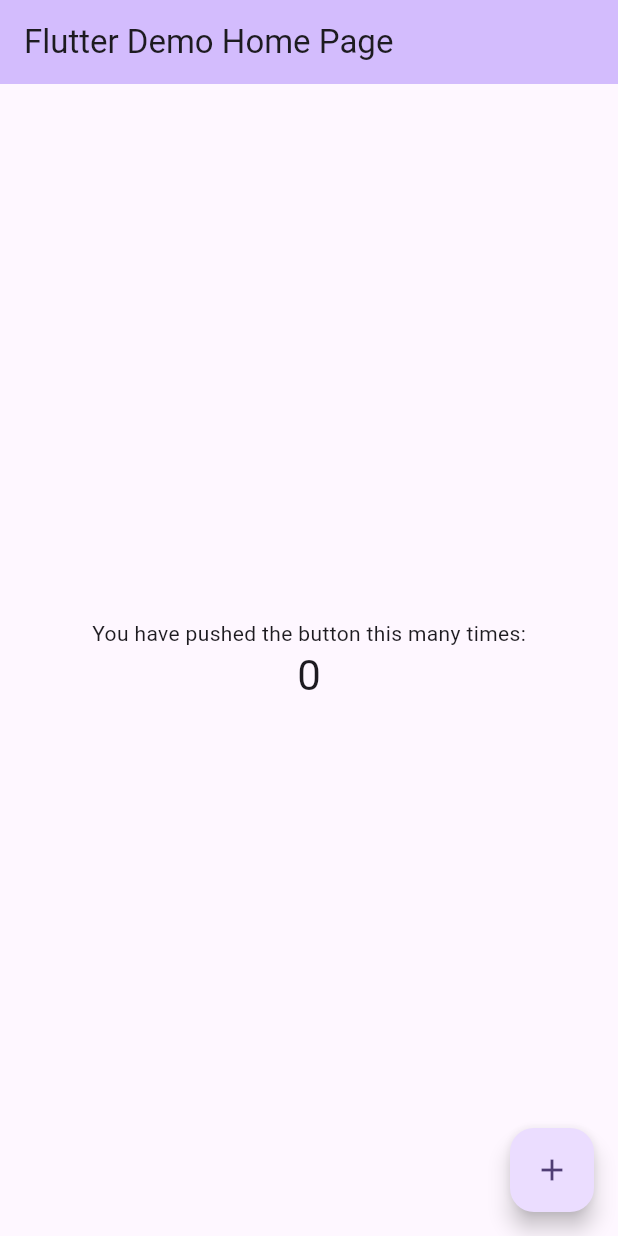
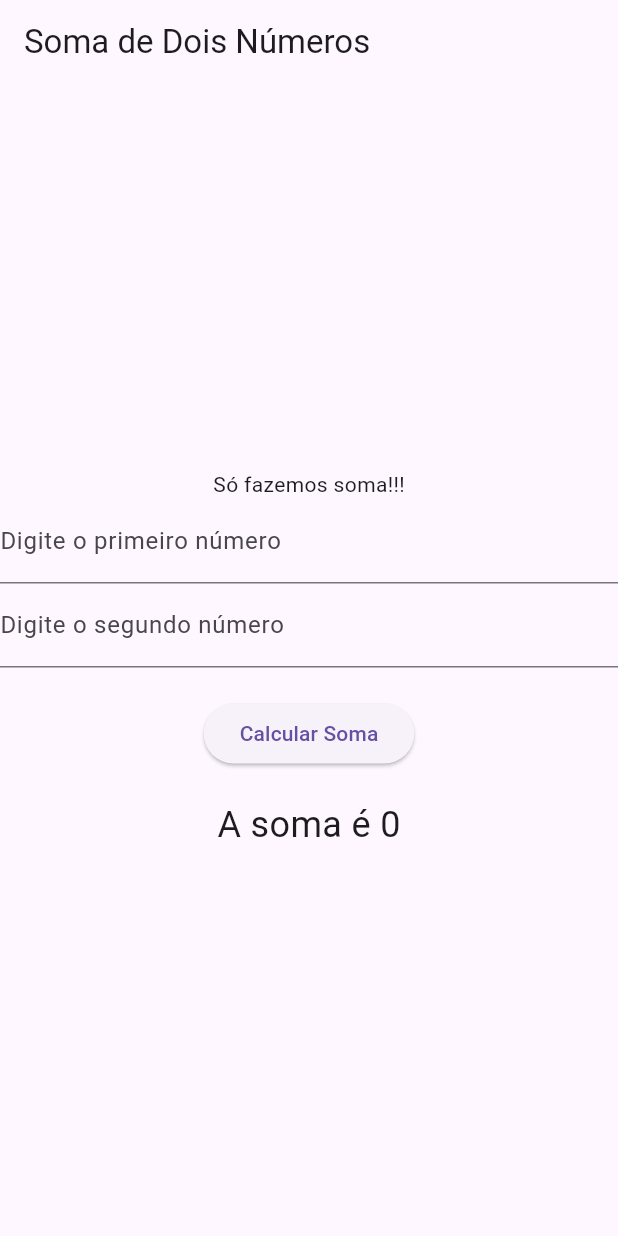
Before and after one commit to logirardi1/ADS, a Flutter app: the screen it shows after launch, on a phone screen of 412 x 824 dp. Run offline on Flutter 3.47's test engine with Material 3 defaults, Android fonts, the phone set to English and light mode, and no system bars.

Commit message:
dart class 1

```diff
--- a/TWM - Técnicas Avançadas Web e Mobile/ABR/aula_01/lib/main.dart
+++ b/TWM - Técnicas Avançadas Web e Mobile/ABR/aula_01/lib/main.dart
@@ -1,125 +1,177 @@
 import 'package:flutter/material.dart';
 
+
+
 void main() {
-  runApp(const MyApp());
+
+  runApp(const CalculadoraSimples());
+
 }
 
-class MyApp extends StatelessWidget {
-  const MyApp({super.key});
 
-  // This widget is the root of your application.
+
+class CalculadoraSimples extends StatelessWidget {
+
+  const CalculadoraSimples({super.key});
+
+
+
   @override
+
   Widget build(BuildContext context) {
+
     return MaterialApp(
-      title: 'Flutter Demo',
+
+      title: 'Soma de Dois Números',
+
       theme: ThemeData(
-        // This is the theme of your application.
-        //
-        // TRY THIS: Try running your application with "flutter run". You'll see
-        // the application has a blue toolbar. Then, without quitting the app,
-        // try changing the seedColor in the colorScheme below to Colors.green
-        // and then invoke "hot reload" (save your changes or press the "hot
-        // reload" button in a Flutter-supported IDE, or press "r" if you used
-        // the command line to start the app).
-        //
-        // Notice that the counter didn't reset back to zero; the application
-        // state is not lost during the reload. To reset the state, use hot
-        // restart instead.
-        //
-        // This works for code too, not just values: Most code changes can be
-        // tested with just a hot reload.
-        colorScheme: ColorScheme.fromSeed(seedColor: Colors.deepPurple),
-        useMaterial3: true,
+
+        primarySwatch: Colors.blue,
+
       ),
-      home: const MyHomePage(title: 'Flutter Demo Home Page'),
+
+      home: const SomaNumeros(),
+
     );
+
   }
+
 }
 
-class MyHomePage extends StatefulWidget {
-  const MyHomePage({super.key, required this.title});
 
-  // This widget is the home page of your application. It is stateful, meaning
-  // that it has a State object (defined below) that contains fields that affect
-  // how it looks.
 
-  // This class is the configuration for the state. It holds the values (in this
-  // case the title) provided by the parent (in this case the App widget) and
-  // used by the build method of the State. Fields in a Widget subclass are
-  // always marked "final".
+class SomaNumeros extends StatefulWidget {
 
-  final String title;
+  const SomaNumeros({super.key});
+
+
 
   @override
-  State<MyHomePage> createState() => _MyHomePageState();
+
+  SomaNumerosState createState() => SomaNumerosState();
+
 }
 
-class _MyHomePageState extends State<MyHomePage> {
-  int _counter = 0;
 
-  void _incrementCounter() {
+
+class SomaNumerosState extends State<SomaNumeros> {
+
+  final TextEditingController _num1Controller = TextEditingController();
+
+  final TextEditingController _num2Controller = TextEditingController();
+
+
+
+  int _sum = 0;
+
+
+
+  void _calculateSum() {
+
+    int num1 = int.parse(_num1Controller.text);
+
+    int num2 = int.parse(_num2Controller.text);
+
     setState(() {
-      // This call to setState tells the Flutter framework that something has
-      // changed in this State, which causes it to rerun the build method below
-      // so that the display can reflect the updated values. If we changed
-      // _counter without calling setState(), then the build method would not be
-      // called again, and so nothing would appear to happen.
-      _counter++;
+
+      _sum = num1 + num2;
+
     });
+
   }
 
+
+
   @override
+
   Widget build(BuildContext context) {
-    // This method is rerun every time setState is called, for instance as done
-    // by the _incrementCounter method above.
-    //
-    // The Flutter framework has been optimized to make rerunning build methods
-    // fast, so that you can just rebuild anything that needs updating rather
-    // than having to individually change instances of widgets.
+
     return Scaffold(
+
       appBar: AppBar(
-        // TRY THIS: Try changing the color here to a specific color (to
-        // Colors.amber, perhaps?) and trigger a hot reload to see the AppBar
-        // change color while the other colors stay the same.
-        backgroundColor: Theme.of(context).colorScheme.inversePrimary,
-        // Here we take the value from the MyHomePage object that was created by
-        // the App.build method, and use it to set our appbar title.
-        title: Text(widget.title),
+
+        title: const Text('Soma de Dois Números'),
+
       ),
+
       body: Center(
-        // Center is a layout widget. It takes a single child and positions it
-        // in the middle of the parent.
+
         child: Column(
-          // Column is also a layout widget. It takes a list of children and
-          // arranges them vertically. By default, it sizes itself to fit its
-          // children horizontally, and tries to be as tall as its parent.
-          //
-          // Column has various properties to control how it sizes itself and
-          // how it positions its children. Here we use mainAxisAlignment to
-          // center the children vertically; the main axis here is the vertical
-          // axis because Columns are vertical (the cross axis would be
-          // horizontal).
-          //
-          // TRY THIS: Invoke "debug painting" (choose the "Toggle Debug Paint"
-          // action in the IDE, or press "p" in the console), to see the
-          // wireframe for each widget.
+
           mainAxisAlignment: MainAxisAlignment.center,
+
           children: <Widget>[
-            const Text(
-              'You have pushed the button this many times:',
+
+            // primeiro elemento da lista
+
+            const Text('Só fazemos soma!!!'),
+
+            // segundo elemento da lista
+
+            TextField(
+
+              controller: _num1Controller,
+
+              keyboardType: TextInputType.number,
+
+              decoration: const InputDecoration(
+
+                labelText: 'Digite o primeiro número',
+
+              ),
+
             ),
+
+            // terceiro elemento da lista
+
+            TextField(
+
+              controller: _num2Controller,
+
+              keyboardType: TextInputType.number,
+
+              decoration: const InputDecoration(
+
+                labelText: 'Digite o segundo número',
+
+              ),
+
+            ),
+
+            // quarto elemento da lista
+
+            const SizedBox(height: 20),
+
+            // quinto elemento da lista
+
+            ElevatedButton(
+
+              onPressed: _calculateSum,
+
+              child: const Text('Calcular Soma'),
+
+            ),
+
+            // sexto elemento da lista
+
+            const SizedBox(height: 20),
+
             Text(
-              '$_counter',
-              style: Theme.of(context).textTheme.headlineMedium,
+
+              'A soma é $_sum',
+
+              style: const TextStyle(fontSize: 24),
+
             ),
+
           ],
+
         ),
+
       ),
-      floatingActionButton: FloatingActionButton(
-        onPressed: _incrementCounter,
-        tooltip: 'Increment',
-        child: const Icon(Icons.add),
-      ), // This trailing comma makes auto-formatting nicer for build methods.
+
     );
+
   }
+
 }
```
Also changed, not shown: 1 other file.
